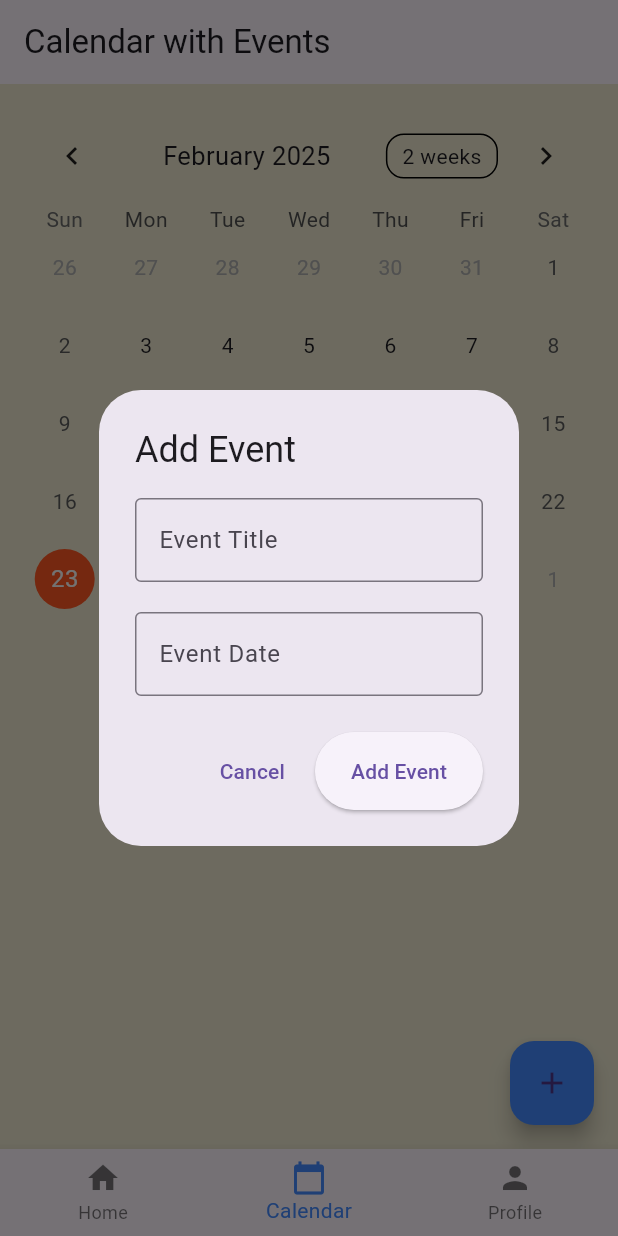
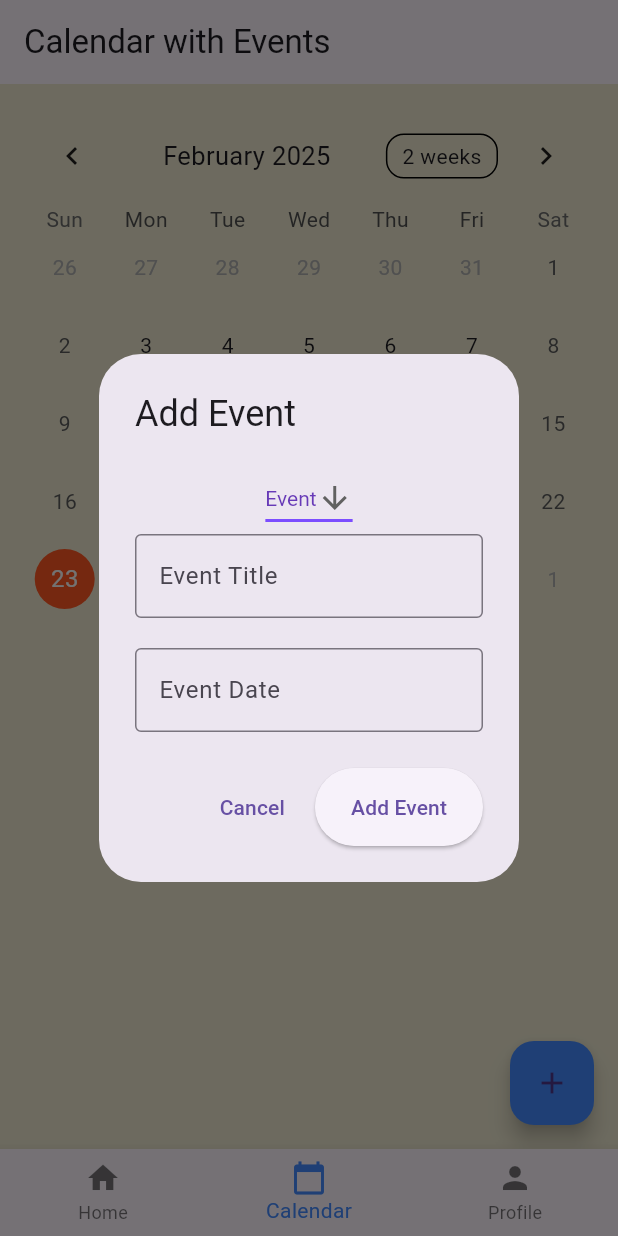
Before and after one commit to konkazazis/onion, a Flutter app: the screen it shows after launch, item 2 of the bottom bar chosen, after a tap on the "add" icon, on a phone screen of 412 x 824 dp. Run offline on Flutter 3.47's test engine with Material 3 defaults, Android fonts, the phone set to English and light mode, and no system bars; drawn by our look-alikes of table_calendar; our stand-ins replace cloud_firestore, firebase_core, flutter_login; missing offline and left inert: weekly_calendar; accounts and stored records are empty; generated files the repository leaves out were written again; network calls fail; statements that could not run were skipped.

Commit message:
added dropdown button

```diff
--- a/lib/calendar.dart
+++ b/lib/calendar.dart
@@ -3,6 +3,7 @@ import 'package:table_calendar/table_calendar.dart';
 import 'package:cloud_firestore/cloud_firestore.dart';
 import 'package:intl/intl.dart'; // Import intl package
 import 'events.dart';
+import 'widgets/dropdown.dart';
 
 class CalendarWidget extends StatefulWidget {
   @override
@@ -54,7 +55,7 @@ class _CalendarWidgetState extends State<CalendarWidget> {
           content: Column(
             mainAxisSize: MainAxisSize.min,
             children: <Widget>[
-              // Event Title input
+              DropdownButtonApp(),
               TextField(
                 controller: _eventController,
                 decoration: InputDecoration(
--- /dev/null
+++ b/lib/widgets/dropdown.dart
@@ -0,0 +1,33 @@
+import 'package:flutter/material.dart';
+
+const List<String> list = <String>['Event', 'hree', 'Four'];
+
+class DropdownButtonApp extends StatefulWidget {
+  const DropdownButtonApp({super.key});
+
+  @override
+  State<DropdownButtonApp> createState() => _DropdownButtonAppState();
+}
+
+class _DropdownButtonAppState extends State<DropdownButtonApp> {
+  String dropdownValue = list.first;
+
+  @override
+  Widget build(BuildContext context) {
+    return DropdownButton<String>(
+      value: dropdownValue,
+      icon: const Icon(Icons.arrow_downward),
+      elevation: 16,
+      style: const TextStyle(color: Colors.deepPurple),
+      underline: Container(height: 2, color: Colors.deepPurpleAccent),
+      onChanged: (String? value) {
+        setState(() {
+          dropdownValue = value!;
+        });
+      },
+      items: list.map<DropdownMenuItem<String>>((String value) {
+        return DropdownMenuItem<String>(value: value, child: Text(value));
+      }).toList(),
+    );
+  }
+}
```
Also changed, not shown: lib/shift_set.dart (added).
